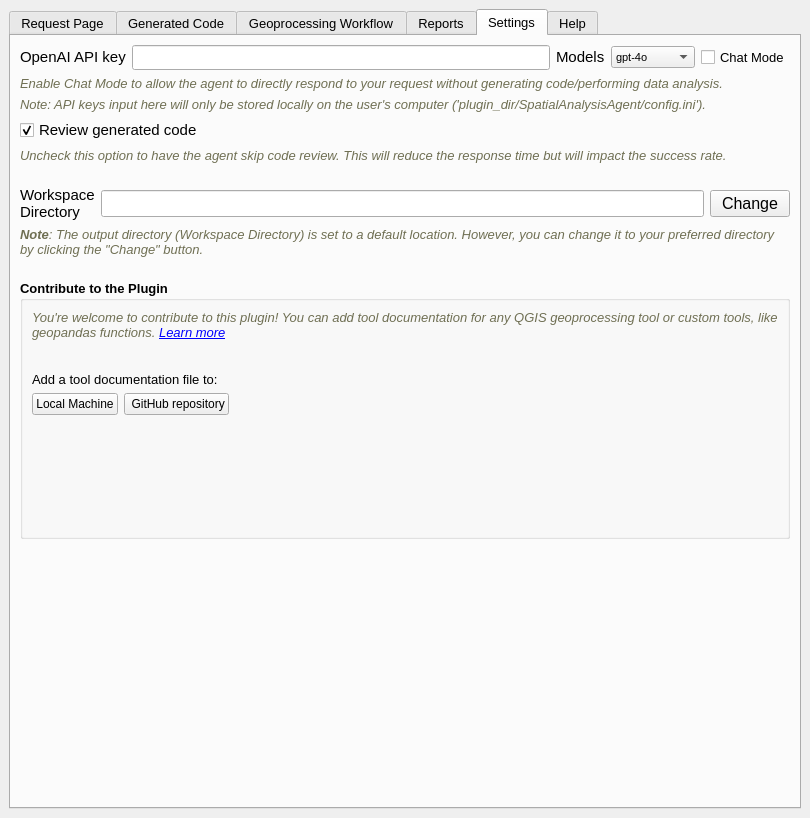
The window that SpatialAnalysisAgent_dockwidget_base.ui (Teakinboyewa/SpatialAnalysisAgent) describes before a commit, drawn with Qt 5.
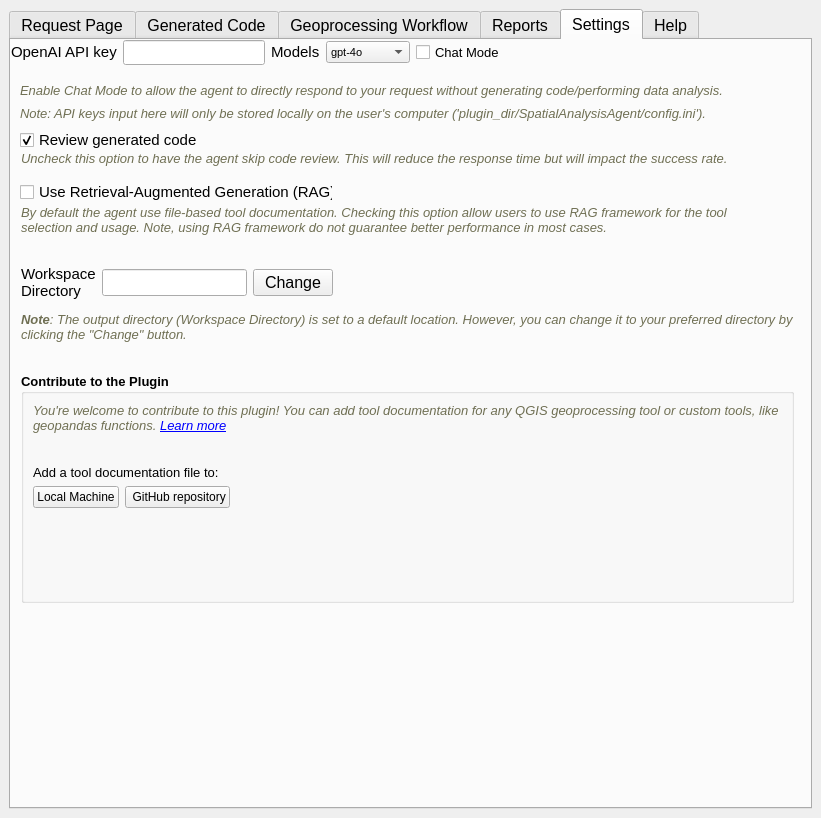
The same window after the commit. The open tabs and pages were chosen to show the change. Custom widgets are drawn as their Qt base class.

```diff
--- a/SpatialAnalysisAgent_dockwidget_base.ui
+++ b/SpatialAnalysisAgent_dockwidget_base.ui
@@ -6,7 +6,7 @@
    <rect>
     <x>0</x>
     <y>0</y>
-    <width>810</width>
+    <width>821</width>
     <height>818</height>
    </rect>
   </property>
@@ -61,7 +61,7 @@
       </property>
       <property name="font">
        <font>
-        <pointsize>10</pointsize>
+        <pointsize>12</pointsize>
        </font>
       </property>
       <property name="currentIndex">
@@ -557,152 +557,15 @@
        <attribute name="title">
         <string>Settings</string>
        </attribute>
-       <layout class="QVBoxLayout" name="verticalLayout_2">
-        <item>
-         <layout class="QHBoxLayout" name="horizontalLayout_3">
-          <item>
-           <widget class="QLabel" name="label_3">
-            <property name="sizePolicy">
-             <sizepolicy hsizetype="Fixed" vsizetype="Preferred">
-              <horstretch>0</horstretch>
-              <verstretch>0</verstretch>
-             </sizepolicy>
-            </property>
-            <property name="maximumSize">
-             <size>
-              <width>16777215</width>
-              <height>30</height>
-             </size>
-            </property>
-            <property name="font">
-             <font>
-              <family>Nirmala UI</family>
-              <pointsize>11</pointsize>
-              <weight>75</weight>
-              <bold>true</bold>
-             </font>
-            </property>
-            <property name="text">
-             <string>&lt;html&gt;&lt;head/&gt;&lt;body&gt;&lt;p&gt;&lt;span style=&quot; font-weight:400;&quot;&gt;OpenAI API key&lt;/span&gt;&lt;/p&gt;&lt;/body&gt;&lt;/html&gt;</string>
-            </property>
-           </widget>
-          </item>
-          <item>
-           <widget class="QgsPasswordLineEdit" name="OpenAI_key_LineEdit">
-            <property name="maximumSize">
-             <size>
-              <width>16777215</width>
-              <height>25</height>
-             </size>
-            </property>
-           </widget>
-          </item>
-          <item>
-           <widget class="QLabel" name="label_2">
-            <property name="sizePolicy">
-             <sizepolicy hsizetype="Preferred" vsizetype="Preferred">
-              <horstretch>0</horstretch>
-              <verstretch>0</verstretch>
-             </sizepolicy>
-            </property>
-            <property name="maximumSize">
-             <size>
-              <width>16777215</width>
-              <height>16777215</height>
-             </size>
-            </property>
-            <property name="font">
-             <font>
-              <family>Nirmala UI</family>
-              <pointsize>11</pointsize>
-             </font>
-            </property>
-            <property name="inputMethodHints">
-             <set>Qt::ImhNone</set>
-            </property>
-            <property name="text">
-             <string>&lt;html&gt;&lt;head/&gt;&lt;body&gt;&lt;p&gt;Models&lt;/p&gt;&lt;/body&gt;&lt;/html&gt;</string>
-            </property>
-            <property name="wordWrap">
-             <bool>true</bool>
-            </property>
-           </widget>
-          </item>
-          <item>
-           <widget class="QComboBox" name="modelNameComboBox">
-            <property name="sizePolicy">
-             <sizepolicy hsizetype="Preferred" vsizetype="Fixed">
-              <horstretch>0</horstretch>
-              <verstretch>0</verstretch>
-             </sizepolicy>
-            </property>
-            <property name="maximumSize">
-             <size>
-              <width>16777215</width>
-              <height>16777215</height>
-             </size>
-            </property>
-            <property name="font">
-             <font>
-              <family>Nirmala UI</family>
-              <pointsize>8</pointsize>
-             </font>
-            </property>
-            <item>
-             <property name="text">
-              <string>gpt-4o</string>
-             </property>
-            </item>
-            <item>
-             <property name="text">
-              <string>gpt-4</string>
-             </property>
-            </item>
-            <item>
-             <property name="text">
-              <string>gpt-4o-mini</string>
-             </property>
-            </item>
-            <item>
-             <property name="text">
-              <string>o1</string>
-             </property>
-            </item>
-            <item>
-             <property name="text">
-              <string>o1-mini</string>
-             </property>
-            </item>
-            <item>
-             <property name="text">
-              <string>o3-mini</string>
-             </property>
-            </item>
-           </widget>
-          </item>
-          <item>
-           <widget class="QCheckBox" name="ChatMode_checkbox">
-            <property name="sizePolicy">
-             <sizepolicy hsizetype="Preferred" vsizetype="Fixed">
-              <horstretch>0</horstretch>
-              <verstretch>0</verstretch>
-             </sizepolicy>
-            </property>
-            <property name="font">
-             <font>
-              <family>Nirmala UI</family>
-              <pointsize>10</pointsize>
-             </font>
-            </property>
-            <property name="text">
-             <string>Chat Mode</string>
-            </property>
-           </widget>
-          </item>
-         </layout>
-        </item>
-        <item>
          <widget class="QLabel" name="label_8">
+        <property name="geometry">
+         <rect>
+          <x>9</x>
+          <y>42</y>
+          <width>779</width>
+          <height>17</height>
+         </rect>
+        </property>
           <property name="font">
            <font>
             <family>Nirmala UI</family>
@@ -716,9 +579,15 @@
            <bool>true</bool>
           </property>
          </widget>
-        </item>
-        <item>
          <widget class="QLabel" name="label_4">
+        <property name="geometry">
+         <rect>
+          <x>9</x>
+          <y>65</y>
+          <width>779</width>
+          <height>17</height>
+         </rect>
+        </property>
           <property name="sizePolicy">
            <sizepolicy hsizetype="Preferred" vsizetype="Preferred">
             <horstretch>0</horstretch>
@@ -744,9 +613,15 @@
            <bool>true</bool>
           </property>
          </widget>
-        </item>
-        <item>
          <widget class="QCheckBox" name="review_checkbox">
+        <property name="geometry">
+         <rect>
+          <x>9</x>
+          <y>88</y>
+          <width>179</width>
+          <height>24</height>
+         </rect>
+        </property>
           <property name="font">
            <font>
             <family>Nirmala UI</family>
@@ -760,9 +635,15 @@
            <bool>true</bool>
           </property>
          </widget>
-        </item>
-        <item>
          <widget class="QLabel" name="label_7">
+        <property name="geometry">
+         <rect>
+          <x>10</x>
+          <y>110</y>
+          <width>773</width>
+          <height>17</height>
+         </rect>
+        </property>
           <property name="font">
            <font>
             <family>Nirmala UI</family>
@@ -776,83 +657,15 @@
            <bool>true</bool>
           </property>
          </widget>
-        </item>
-        <item>
-         <spacer name="verticalSpacer_5">
-          <property name="orientation">
-           <enum>Qt::Vertical</enum>
-          </property>
-          <property name="sizeType">
-           <enum>QSizePolicy::Fixed</enum>
-          </property>
-          <property name="sizeHint" stdset="0">
-           <size>
-            <width>20</width>
-            <height>17</height>
-           </size>
-          </property>
-         </spacer>
-        </item>
-        <item>
-         <layout class="QHBoxLayout" name="horizontalLayout_4">
-          <item>
-           <widget class="QLabel" name="label_5">
-            <property name="sizePolicy">
-             <sizepolicy hsizetype="Fixed" vsizetype="Fixed">
-              <horstretch>0</horstretch>
-              <verstretch>0</verstretch>
-             </sizepolicy>
-            </property>
-            <property name="maximumSize">
-             <size>
-              <width>16777215</width>
-              <height>16777215</height>
-             </size>
-            </property>
-            <property name="font">
-             <font>
-              <family>Nirmala UI</family>
-              <pointsize>11</pointsize>
-             </font>
-            </property>
-            <property name="inputMethodHints">
-             <set>Qt::ImhNone</set>
-            </property>
-            <property name="text">
-             <string>&lt;html&gt;&lt;head/&gt;&lt;body&gt;&lt;p&gt;Workspace Directory&lt;/p&gt;&lt;/body&gt;&lt;/html&gt;</string>
-            </property>
-            <property name="wordWrap">
-             <bool>true</bool>
-            </property>
-           </widget>
-          </item>
-          <item>
-           <widget class="QLineEdit" name="workspace_directoryLineEdit2">
-            <property name="sizePolicy">
-             <sizepolicy hsizetype="Expanding" vsizetype="Fixed">
-              <horstretch>0</horstretch>
-              <verstretch>0</verstretch>
-             </sizepolicy>
-            </property>
-           </widget>
-          </item>
-          <item>
-           <widget class="QPushButton" name="select_workspace_Btn">
-            <property name="maximumSize">
-             <size>
-              <width>16777215</width>
-              <height>16777215</height>
-             </size>
-            </property>
-            <property name="text">
-             <string>Change</string>
-            </property>
-           </widget>
-          </item>
-         </layout>
-        </item>
-        <item>
          <widget class="QLabel" name="label">
+        <property name="geometry">
+         <rect>
+          <x>10</x>
+          <y>270</y>
+          <width>773</width>
+          <height>34</height>
+         </rect>
+        </property>
           <property name="font">
            <font>
             <family>Nirmala UI</family>
@@ -866,25 +679,15 @@
            <bool>true</bool>
           </property>
          </widget>
-        </item>
-        <item>
-         <spacer name="verticalSpacer_4">
-          <property name="orientation">
-           <enum>Qt::Vertical</enum>
-          </property>
-          <property name="sizeType">
-           <enum>QSizePolicy::Fixed</enum>
-          </property>
-          <property name="sizeHint" stdset="0">
-           <size>
-            <width>20</width>
-            <height>17</height>
-           </size>
-          </property>
-         </spacer>
-        </item>
-        <item>
          <widget class="QGroupBox" name="groupBox">
+        <property name="geometry">
+         <rect>
+          <x>10</x>
+          <y>333</y>
+          <width>773</width>
+          <height>230</height>
+         </rect>
+        </property>
           <property name="font">
            <font>
             <family>Nirmala UI</family>
@@ -1018,21 +821,257 @@
            </item>
           </layout>
          </widget>
+       <widget class="QCheckBox" name="use_rag_checkbox">
+        <property name="geometry">
+         <rect>
+          <x>9</x>
+          <y>140</y>
+          <width>313</width>
+          <height>24</height>
+         </rect>
+        </property>
+        <property name="font">
+         <font>
+          <pointsize>11</pointsize>
+         </font>
+        </property>
+        <property name="text">
+         <string>Use Retrieval-Augmented Generation (RAG)</string>
+        </property>
+        <property name="checked">
+         <bool>false</bool>
+        </property>
+       </widget>
+       <widget class="QLabel" name="label_19">
+        <property name="geometry">
+         <rect>
+          <x>10</x>
+          <y>160</y>
+          <width>731</width>
+          <height>41</height>
+         </rect>
+        </property>
+        <property name="font">
+         <font>
+          <pointsize>10</pointsize>
+         </font>
+        </property>
+        <property name="text">
+         <string>&lt;html&gt;&lt;head/&gt;&lt;body&gt;&lt;p&gt;&lt;span style=&quot; font-style:italic; color:#6f6f53;&quot;&gt;By default the agent use file-based tool documentation. Checking this option allow users to use RAG framework for the tool selection and usage.  Note, using RAG framework do not guarantee better performance in most cases. &lt;/span&gt;&lt;/p&gt;&lt;/body&gt;&lt;/html&gt;</string>
+        </property>
+        <property name="wordWrap">
+         <bool>true</bool>
+        </property>
+       </widget>
+       <widget class="QWidget" name="">
+        <layout class="QHBoxLayout" name="horizontalLayout_3">
+         <item>
+          <widget class="QLabel" name="label_3">
+           <property name="sizePolicy">
+            <sizepolicy hsizetype="Fixed" vsizetype="Preferred">
+             <horstretch>0</horstretch>
+             <verstretch>0</verstretch>
+            </sizepolicy>
+           </property>
+           <property name="maximumSize">
+            <size>
+             <width>16777215</width>
+             <height>30</height>
+            </size>
+           </property>
+           <property name="font">
+            <font>
+             <family>Nirmala UI</family>
+             <pointsize>11</pointsize>
+             <weight>75</weight>
+             <bold>true</bold>
+            </font>
+           </property>
+           <property name="text">
+            <string>&lt;html&gt;&lt;head/&gt;&lt;body&gt;&lt;p&gt;&lt;span style=&quot; font-weight:400;&quot;&gt;OpenAI API key&lt;/span&gt;&lt;/p&gt;&lt;/body&gt;&lt;/html&gt;</string>
+           </property>
+          </widget>
         </item>
         <item>
-         <spacer name="verticalSpacer">
-          <property name="orientation">
-           <enum>Qt::Vertical</enum>
-          </property>
-          <property name="sizeHint" stdset="0">
+          <widget class="QgsPasswordLineEdit" name="OpenAI_key_LineEdit">
+           <property name="maximumSize">
+            <size>
+             <width>16777215</width>
+             <height>25</height>
+            </size>
+           </property>
+          </widget>
+         </item>
+         <item>
+          <widget class="QLabel" name="label_2">
+           <property name="sizePolicy">
+            <sizepolicy hsizetype="Preferred" vsizetype="Preferred">
+             <horstretch>0</horstretch>
+             <verstretch>0</verstretch>
+            </sizepolicy>
+           </property>
+           <property name="maximumSize">
            <size>
-            <width>20</width>
-            <height>148</height>
-           </size>
-          </property>
-         </spacer>
-        </item>
-       </layout>
+             <width>16777215</width>
+             <height>16777215</height>
+            </size>
+           </property>
+           <property name="font">
+            <font>
+             <family>Nirmala UI</family>
+             <pointsize>11</pointsize>
+            </font>
+           </property>
+           <property name="inputMethodHints">
+            <set>Qt::ImhNone</set>
+           </property>
+           <property name="text">
+            <string>&lt;html&gt;&lt;head/&gt;&lt;body&gt;&lt;p&gt;Models&lt;/p&gt;&lt;/body&gt;&lt;/html&gt;</string>
+           </property>
+           <property name="wordWrap">
+            <bool>true</bool>
+           </property>
+          </widget>
+         </item>
+         <item>
+          <widget class="QComboBox" name="modelNameComboBox">
+           <property name="sizePolicy">
+            <sizepolicy hsizetype="Preferred" vsizetype="Fixed">
+             <horstretch>0</horstretch>
+             <verstretch>0</verstretch>
+            </sizepolicy>
+           </property>
+           <property name="maximumSize">
+            <size>
+             <width>16777215</width>
+             <height>16777215</height>
+            </size>
+           </property>
+           <property name="font">
+            <font>
+             <family>Nirmala UI</family>
+             <pointsize>8</pointsize>
+            </font>
+           </property>
+           <item>
+            <property name="text">
+             <string>gpt-4o</string>
+            </property>
+           </item>
+           <item>
+            <property name="text">
+             <string>gpt-4</string>
+            </property>
+           </item>
+           <item>
+            <property name="text">
+             <string>gpt-4o-mini</string>
+            </property>
+           </item>
+           <item>
+            <property name="text">
+             <string>o1</string>
+            </property>
+           </item>
+           <item>
+            <property name="text">
+             <string>o1-mini</string>
+            </property>
+           </item>
+           <item>
+            <property name="text">
+             <string>o3-mini</string>
+            </property>
+           </item>
+          </widget>
+         </item>
+         <item>
+          <widget class="QCheckBox" name="ChatMode_checkbox">
+           <property name="sizePolicy">
+            <sizepolicy hsizetype="Preferred" vsizetype="Fixed">
+             <horstretch>0</horstretch>
+             <verstretch>0</verstretch>
+            </sizepolicy>
+           </property>
+           <property name="font">
+            <font>
+             <family>Nirmala UI</family>
+             <pointsize>10</pointsize>
+            </font>
+           </property>
+           <property name="text">
+            <string>Chat Mode</string>
+           </property>
+          </widget>
+         </item>
+        </layout>
+       </widget>
+       <widget class="QWidget" name="">
+        <property name="geometry">
+         <rect>
+          <x>10</x>
+          <y>222</y>
+          <width>312</width>
+          <height>42</height>
+         </rect>
+        </property>
+        <layout class="QHBoxLayout" name="horizontalLayout_4">
+         <item>
+          <widget class="QLabel" name="label_5">
+           <property name="sizePolicy">
+            <sizepolicy hsizetype="Fixed" vsizetype="Fixed">
+             <horstretch>0</horstretch>
+             <verstretch>0</verstretch>
+            </sizepolicy>
+           </property>
+           <property name="maximumSize">
+            <size>
+             <width>16777215</width>
+             <height>16777215</height>
+            </size>
+           </property>
+           <property name="font">
+            <font>
+             <family>Nirmala UI</family>
+             <pointsize>11</pointsize>
+            </font>
+           </property>
+           <property name="inputMethodHints">
+            <set>Qt::ImhNone</set>
+           </property>
+           <property name="text">
+            <string>&lt;html&gt;&lt;head/&gt;&lt;body&gt;&lt;p&gt;Workspace Directory&lt;/p&gt;&lt;/body&gt;&lt;/html&gt;</string>
+           </property>
+           <property name="wordWrap">
+            <bool>true</bool>
+           </property>
+          </widget>
+         </item>
+         <item>
+          <widget class="QLineEdit" name="workspace_directoryLineEdit2">
+           <property name="sizePolicy">
+            <sizepolicy hsizetype="Expanding" vsizetype="Fixed">
+             <horstretch>0</horstretch>
+             <verstretch>0</verstretch>
+            </sizepolicy>
+           </property>
+          </widget>
+         </item>
+         <item>
+          <widget class="QPushButton" name="select_workspace_Btn">
+           <property name="maximumSize">
+            <size>
+             <width>16777215</width>
+             <height>16777215</height>
+            </size>
+           </property>
+           <property name="text">
+            <string>Change</string>
+           </property>
+          </widget>
+         </item>
+        </layout>
+       </widget>
       </widget>
       <widget class="QWidget" name="tab_3">
        <property name="font">
```
Left out of the diff: 26 changed lines with no effect on the pictures. Lines whose indentation alone changed are shown as unchanged.
